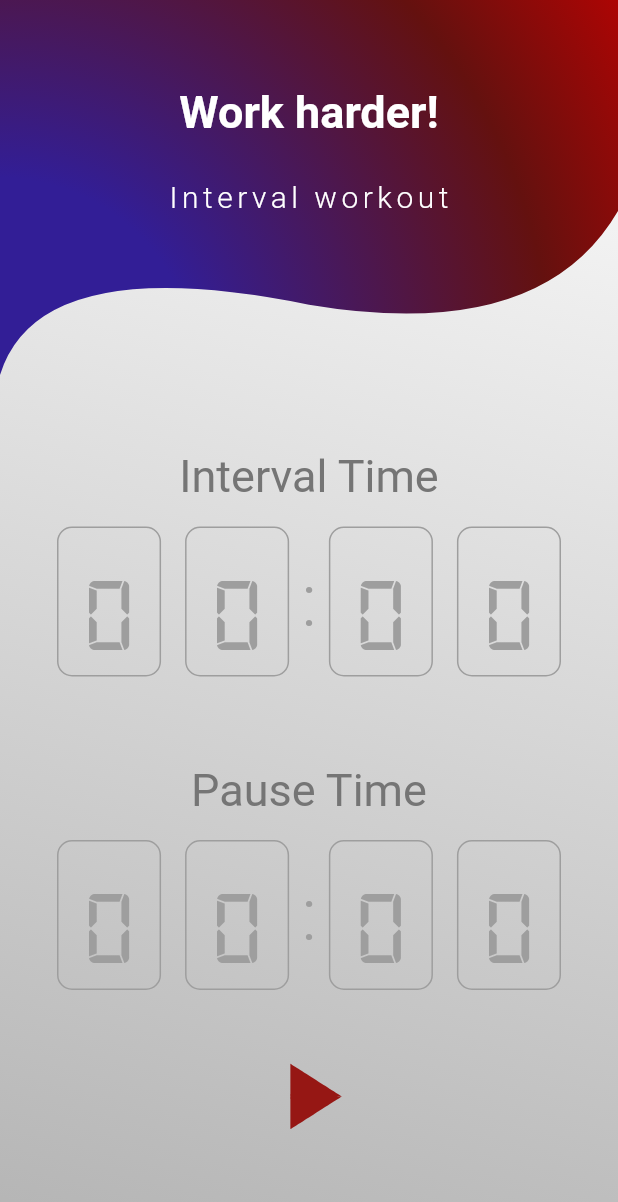
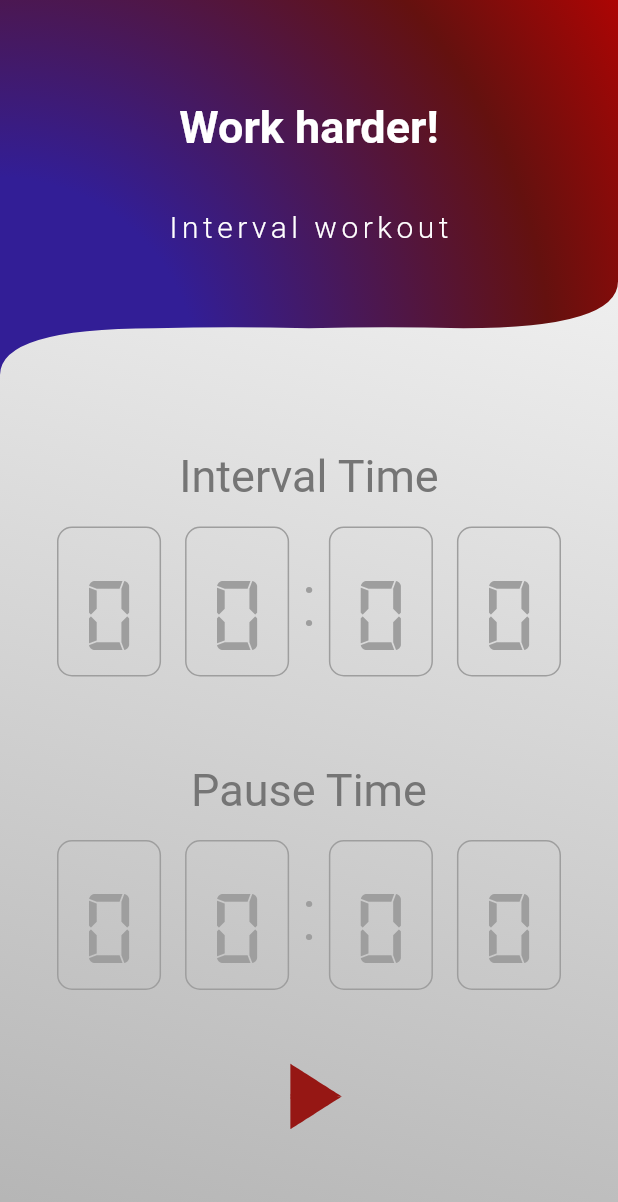
Before and after one commit to philheller/workout_intervall, a Flutter app: the screen it shows after launch, on a phone screen of 412 x 824 dp. Shown: the top 1202 px of the screen. Run offline on Flutter 3.47's test engine with Material 2 defaults, Android fonts, the phone set to English and light mode, and no system bars.

Commit message:
Optimized bezier-paths of customAppBar

```diff
--- a/lib/components/customAppBar.dart
+++ b/lib/components/customAppBar.dart
@@ -31,22 +31,21 @@ class CustomAppBar extends StatelessWidget {
   Widget build(BuildContext context) {
     final List<Widget> widgetList =
         _createWidgetList(this.title, this.secondaryMsg);
-    return SafeArea(
-      child: ClipPath(
+    return ClipPath(
       clipper: LinePath(),
       child: Container(
         height: 250,
         alignment: Alignment.topLeft,
         decoration: BoxDecoration(
-              gradient:
-                  RadialGradient(center: Alignment.bottomLeft, radius: 2.1,
-                      // c: Alignment.bottomLeft,
-                      // end: Alignment.topRight,
+            gradient: RadialGradient(
+                center: Alignment.bottomLeft,
+                radius: 2.1,
                 stops: [
               0.25,
               0.7,
               1
-              ], colors: <Color>[
+            ],
+                colors: <Color>[
               Color.fromRGBO(50, 30, 150, 1),
               Color.fromRGBO(100, 17, 15, 1),
               Color.fromRGBO(200, 0, 0, 1)
@@ -58,14 +57,13 @@ class CustomAppBar extends StatelessWidget {
             crossAxisAlignment: CrossAxisAlignment.center,
             children: <Widget>[
               Padding(
-                  padding: const EdgeInsets.only(bottom: 50.0),
+                padding: const EdgeInsets.only(bottom: 20.0),
                 child: Column(
                   mainAxisAlignment: MainAxisAlignment.spaceEvenly,
                   children: widgetList,
                 ),
               )
             ],
-            ),
           ),
         ),
       ),
@@ -78,10 +76,14 @@ class LinePath extends CustomClipper<Path> {
   Path getClip(Size size) {
     Path path = Path();
     path.lineTo(0, size.height);
-    path.quadraticBezierTo(size.width * 1 / 16, size.height * 2 / 3,
-        size.width * 1 / 2, 13 / 16 * size.height);
-    path.quadraticBezierTo(7 / 8 * size.width, size.height * 11 / 12,
-        size.width, size.height * 9 / 16);
+    path.quadraticBezierTo(
+        0, size.height * 7 / 8, size.width * 1 / 4, size.height * 7 / 8);
+    path.quadraticBezierTo(size.width * 3 / 8, size.height * 87 / 100,
+        size.width * 1 / 2, size.height * 7 / 8);
+    path.quadraticBezierTo(size.width * 5 / 8, size.height * 87 / 100,
+        size.width * 3 / 4, 7 / 8 * size.height);
+    path.quadraticBezierTo(
+        size.width, size.height * 7 / 8, size.width, size.height * 6 / 8);
     path.lineTo(size.width, 0);
     return path;
   }
```
Lines whose indentation alone changed are shown as unchanged.
